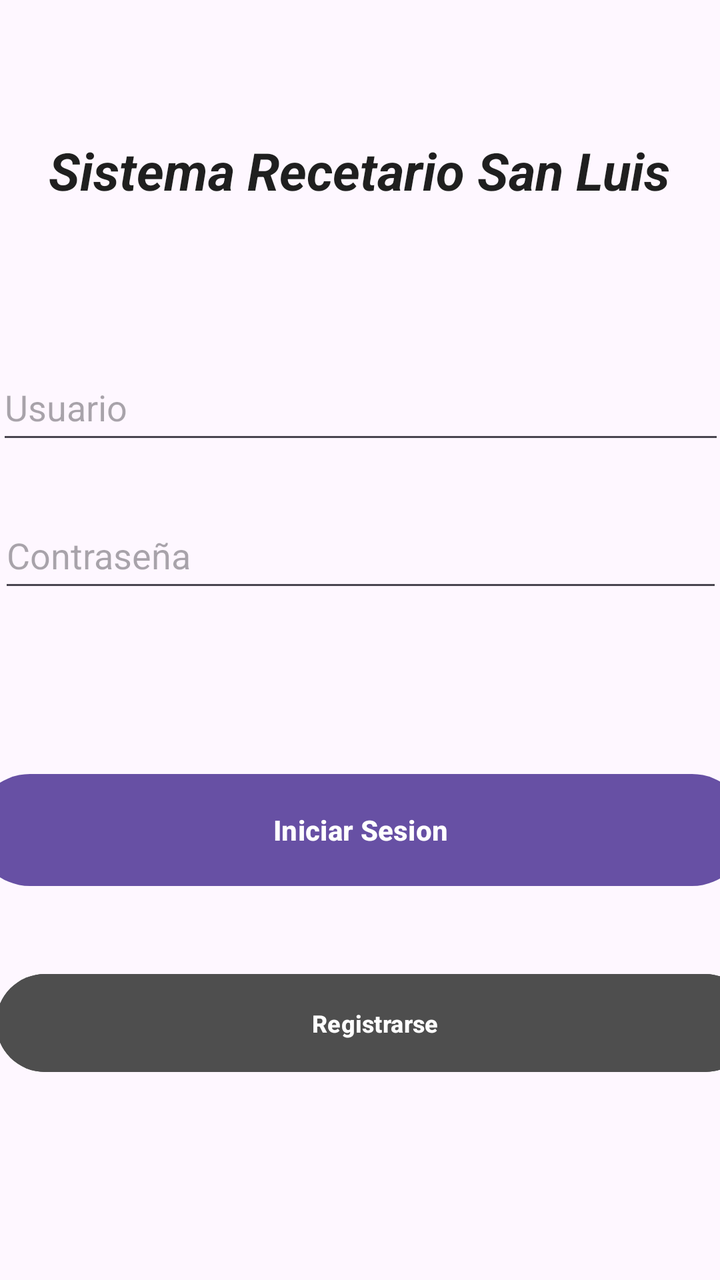
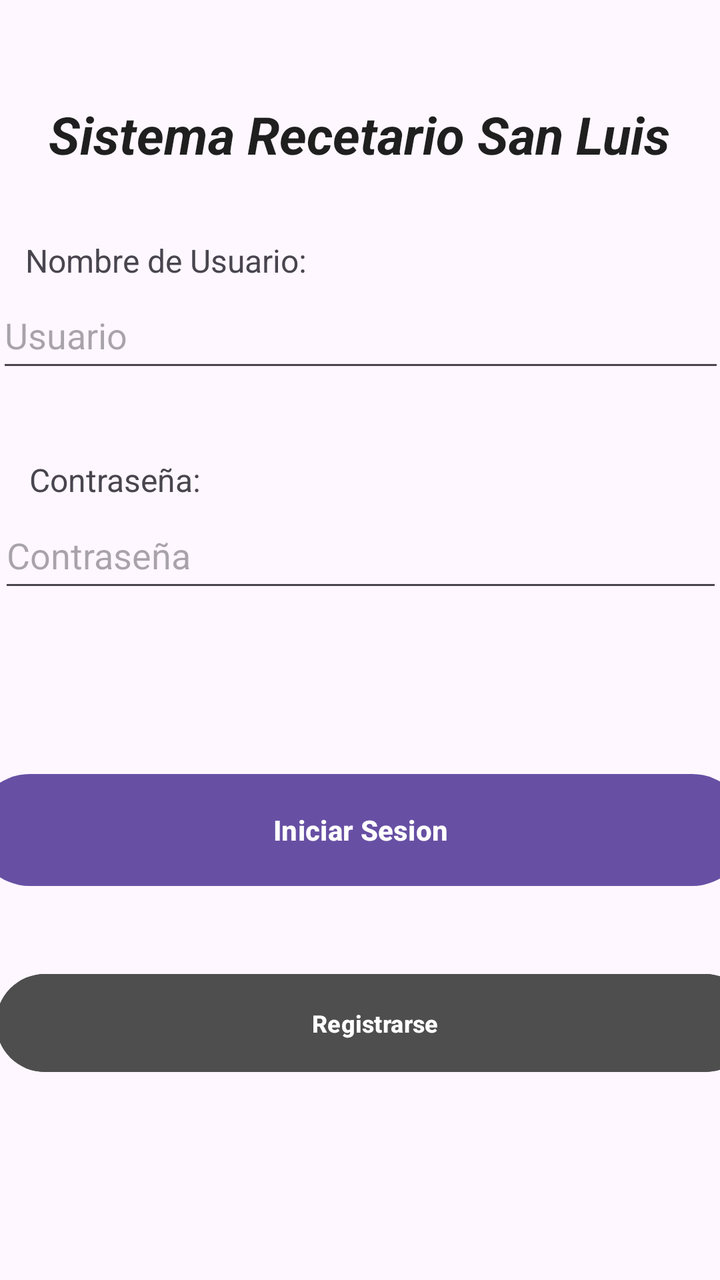

An Android layout rendered at two revisions. The XML below is the earlier revision; the diff shows what the commit changed to produce the second picture.
<!-- AndroidManifest.xml: application theme Theme.MobilesVC -->
<!-- res/layout/login_view.xml -->
<?xml version="1.0" encoding="utf-8"?>
<androidx.constraintlayout.widget.ConstraintLayout xmlns:android="http://schemas.android.com/apk/res/android"
    xmlns:app="http://schemas.android.com/apk/res-auto"
    xmlns:tools="http://schemas.android.com/tools"
    android:id="@+id/main"
    android:layout_width="match_parent"
    android:layout_height="match_parent"
    tools:context=".MainActivity">

    <TextView
        android:id="@+id/tvTitulo2"
        android:layout_width="353dp"
        android:layout_height="42dp"
        android:text="Sistema Recetario San Luis"
        android:textAlignment="center"
        android:textColor="#1F1F1F"
        android:textSize="26sp"
        android:textStyle="bold|italic"
        app:layout_constraintBottom_toTopOf="@+id/vNombreLogin"
        app:layout_constraintEnd_toEndOf="parent"
        app:layout_constraintHorizontal_bias="0.496"
        app:layout_constraintStart_toStartOf="parent"
        app:layout_constraintTop_toTopOf="parent" />

    <com.google.android.material.textfield.TextInputEditText
        android:id="@+id/vNombreLogin"
        android:layout_width="364dp"
        android:layout_height="50dp"
        android:layout_marginBottom="24dp"
        android:hint="Usuario"
        app:layout_constraintBottom_toTopOf="@+id/vPasswordLogin"
        app:layout_constraintEnd_toEndOf="parent"
        app:layout_constraintStart_toStartOf="parent"
        app:layout_constraintVertical_bias="1.0" />

    <com.google.android.material.textfield.TextInputEditText
        android:id="@+id/vPasswordLogin"
        android:layout_width="362dp"
        android:layout_height="50dp"
        android:layout_marginBottom="82dp"
        android:hint="Contraseña"
        android:inputType="textPassword"
        app:layout_constraintBottom_toTopOf="@+id/vLogIn"
        app:layout_constraintEnd_toEndOf="parent"
        app:layout_constraintStart_toStartOf="parent" />

    <Button
        android:id="@+id/vLogIn"
        android:layout_width="387dp"
        android:layout_height="64dp"
        android:layout_marginBottom="36dp"
        android:paddingVertical="14dp"
        android:text="Iniciar Sesion"
        android:textStyle="bold"
        app:layout_constraintBottom_toTopOf="@+id/vRegister"
        app:layout_constraintEnd_toEndOf="parent"
        app:layout_constraintStart_toStartOf="parent" />

    <Button
        android:id="@+id/vRegister"
        android:layout_width="379dp"
        android:layout_height="57dp"
        android:layout_marginHorizontal="24dp"
        android:layout_marginTop="8dp"
        android:layout_marginBottom="100dp"
        android:backgroundTint="#4E4E4E"
        android:paddingVertical="10dp"
        android:text="Registrarse"
        android:textSize="12sp"
        android:textStyle="bold"
        android:visibility="visible"
        app:layout_constraintBottom_toBottomOf="parent"
        app:layout_constraintEnd_toEndOf="parent"
        app:layout_constraintHorizontal_bias="0.395"
        app:layout_constraintStart_toStartOf="parent" />

</androidx.constraintlayout.widget.ConstraintLayout>
<!-- resources referenced by this layout -->
<resources>
  <style name="Theme.MobilesVC" parent="Base.Theme.MobilesVC" />
  <style name="Base.Theme.MobilesVC" parent="Theme.Material3.DayNight.NoActionBar">
          
          
      </style>
</resources>

<!-- the commit's change to res/layout/login_view.xml (unified diff, before → after) -->
@@ -6,6 +6,28 @@
     android:layout_width="match_parent"
     android:layout_height="match_parent"
     tools:context=".MainActivity">
+
+    <TextView
+        android:id="@+id/textView68"
+        android:layout_width="100dp"
+        android:layout_height="22dp"
+        android:text="Contraseña:"
+        android:textSize="16sp"
+        app:layout_constraintBottom_toTopOf="@+id/vPasswordLogin"
+        app:layout_constraintEnd_toEndOf="parent"
+        app:layout_constraintHorizontal_bias="0.057"
+        app:layout_constraintStart_toStartOf="parent" />
+
+    <TextView
+        android:id="@+id/textView67"
+        android:layout_width="150dp"
+        android:layout_height="wrap_content"
+        android:text="Nombre de Usuario:"
+        android:textSize="16sp"
+        app:layout_constraintBottom_toTopOf="@+id/vNombreLogin"
+        app:layout_constraintEnd_toEndOf="parent"
+        app:layout_constraintHorizontal_bias="0.061"
+        app:layout_constraintStart_toStartOf="parent" />
 
     <TextView
         android:id="@+id/tvTitulo2"
@@ -26,12 +48,11 @@
         android:id="@+id/vNombreLogin"
         android:layout_width="364dp"
         android:layout_height="50dp"
-        android:layout_marginBottom="24dp"
+        android:layout_marginBottom="60dp"
         android:hint="Usuario"
         app:layout_constraintBottom_toTopOf="@+id/vPasswordLogin"
         app:layout_constraintEnd_toEndOf="parent"
-        app:layout_constraintStart_toStartOf="parent"
-        app:layout_constraintVertical_bias="1.0" />
+        app:layout_constraintStart_toStartOf="parent" />
 
     <com.google.android.material.textfield.TextInputEditText
         android:id="@+id/vPasswordLogin"
